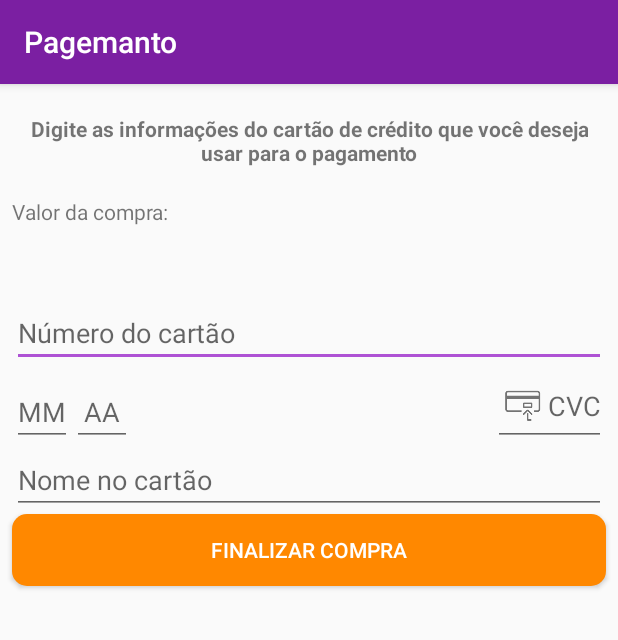
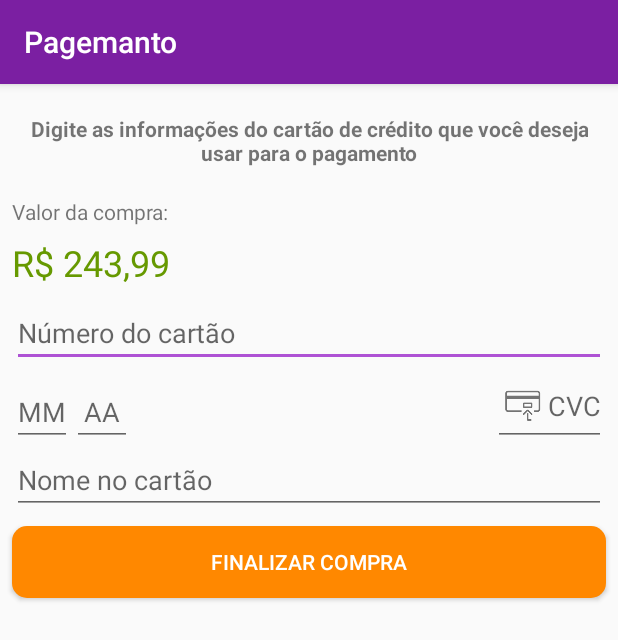
Before and after one commit to clacosta/layout-android-2, an Android app: the screen it shows after launch (PagamentoActivity), on a phone screen of 412 x 824 dp. Shown: the top 640 px of the screen. Run offline under Robolectric (Android 15) with nearby library versions, the phone set to English and light mode, and no system bars.

Commit message:
feet: 03 - 11 - Refatoração de código

```diff
--- a/app/src/main/java/br/com/alura/aluraviagens/ui/activity/PagamentoActivity.java
+++ b/app/src/main/java/br/com/alura/aluraviagens/ui/activity/PagamentoActivity.java
@@ -32,7 +32,7 @@ public class PagamentoActivity extends AppCompatActivity {
     }
 
     private void mostraPreco(Pacote pacote) {
-        TextView preco = findViewById(R.id.resumo_pacote_preco);
+        TextView preco = findViewById(R.id.pagamento_preco_pacote);
         String moedaBrasileira = MoedaUtil.formataParaBrasileira(pacote.getPreco());
         preco.setText(moedaBrasileira);
     }
--- a/app/src/main/res/layout/activity_pagamento.xml
+++ b/app/src/main/res/layout/activity_pagamento.xml
@@ -3,21 +3,16 @@
     xmlns:app="http://schemas.android.com/apk/res-auto"
     xmlns:tools="http://schemas.android.com/tools"
     android:layout_width="match_parent"
-    android:layout_height="match_parent"
-    tools:context=".ui.activity.PagamentoActivity">
+    android:layout_height="match_parent">
 
     <TextView
         android:id="@+id/pagamento_orientacao"
         android:layout_width="0dp"
         android:layout_height="wrap_content"
-        android:layout_marginStart="20dp"
-        android:layout_marginTop="20dp"
-        android:layout_marginEnd="20dp"
-        android:layout_marginBottom="20dp"
-        android:text="Digite as informações do cartão de crédito que você deseja usar para o pagamento"
+        android:layout_margin="20dp"
+        android:text="@string/orientacao_pagamento"
         android:textAlignment="center"
         android:textStyle="bold"
-        app:layout_constraintBottom_toBottomOf="parent"
         app:layout_constraintEnd_toEndOf="parent"
         app:layout_constraintStart_toStartOf="parent"
         app:layout_constraintTop_toTopOf="parent"
@@ -28,8 +23,9 @@
         android:layout_width="wrap_content"
         android:layout_height="wrap_content"
         android:layout_marginStart="8dp"
+        android:layout_marginEnd="8dp"
         android:layout_marginTop="20dp"
-        android:text="Valor da compra:"
+        android:text="@string/valor_da_compra"
         app:layout_constraintStart_toStartOf="parent"
         app:layout_constraintTop_toBottomOf="@+id/pagamento_orientacao"/>
 
@@ -48,37 +44,38 @@
         android:id="@+id/pagamento_numero_cartao"
         android:layout_width="0dp"
         android:layout_height="wrap_content"
-        android:layout_marginStart="8dp"
-        android:layout_marginTop="8dp"
-        android:layout_marginEnd="8dp"
-        android:hint="Número do cartão"
+        android:layout_margin="8dp"
+        android:hint="@string/numero_do_cartao"
         android:maxLength="12"
         android:inputType="number"
         app:layout_constraintEnd_toEndOf="parent"
         app:layout_constraintStart_toStartOf="parent"
-        app:layout_constraintTop_toBottomOf="@+id/pagamento_preco_pacote"/>
+        app:layout_constraintTop_toBottomOf="@+id/pagamento_preco_pacote"
+        android:importantForAutofill="no" />
 
     <EditText
         android:id="@+id/pagamento_mes_cartao"
         android:layout_width="40dp"
         android:layout_height="wrap_content"
-        android:hint="MM"
+        android:hint="@string/mes_cartao"
         android:inputType="number"
         android:maxLength="2"
         android:textAlignment="center"
         app:layout_constraintBottom_toBottomOf="@+id/pagamento_cvc_cartao"
-        app:layout_constraintStart_toStartOf="@id/pagamento_numero_cartao"/>
+        app:layout_constraintStart_toStartOf="@id/pagamento_numero_cartao"
+        android:importantForAutofill="no" />
 
     <EditText
         android:id="@+id/pagamento_ano_cartao"
         android:layout_width="40dp"
         android:layout_height="wrap_content"
-        android:hint="AA"
+        android:hint="@string/ano_cartao"
         android:inputType="number"
         android:maxLength="2"
         android:textAlignment="center"
         app:layout_constraintBottom_toBottomOf="@+id/pagamento_cvc_cartao"
-        app:layout_constraintStart_toEndOf="@id/pagamento_mes_cartao"/>
+        app:layout_constraintStart_toEndOf="@id/pagamento_mes_cartao"
+        android:importantForAutofill="no" />
 
     <EditText
         android:id="@+id/pagamento_cvc_cartao"
@@ -88,9 +85,10 @@
         app:layout_constraintEnd_toEndOf="@id/pagamento_numero_cartao"
         android:inputType="number"
         android:maxLength="3"
-        android:hint="CVC"
+        android:hint="@string/cvc_cartao"
         android:textAlignment="center"
-        android:drawableLeft="@drawable/ic_cvc_cartao_de_credito"/>
+        android:drawableStart="@drawable/ic_cvc_cartao_de_credito"
+        android:importantForAutofill="no" />
 
     <EditText
         android:id="@+id/pagamento_nome_no_cartao"
@@ -100,20 +98,21 @@
         app:layout_constraintStart_toStartOf="@+id/pagamento_numero_cartao"
         app:layout_constraintTop_toBottomOf="@+id/pagamento_cvc_cartao"
         android:inputType="text"
-        android:digits="abcdefghijklmnopqrstuvwxyzçABCDEFGHIJKLMNOPQRSTUVWXYZÇ "
-        android:hint="Nome no cartão"/>
+        android:digits="@string/mascara_para_nome_no_cartao"
+        android:hint="@string/nome_no_cartao"
+        android:importantForAutofill="no" />
 
     <Button
         android:id="@+id/pagamento_botao_finaliza_compra"
         android:layout_width="0dp"
         android:layout_height="wrap_content"
+        android:layout_marginTop="8dp"
         android:background="@drawable/botao_arredondado_laranja"
-        android:text="Finalizar compra"
+        android:text="@string/finalizar_compra"
         android:textColor="@android:color/white"
         app:layout_constraintEnd_toEndOf="@+id/pagamento_nome_no_cartao"
         app:layout_constraintHorizontal_bias="0.0"
         app:layout_constraintStart_toStartOf="@+id/pagamento_nome_no_cartao"
         app:layout_constraintTop_toBottomOf="@+id/pagamento_nome_no_cartao" />
 
-
 </android.support.constraint.ConstraintLayout>
--- a/app/src/main/res/values/strings.xml
+++ b/app/src/main/res/values/strings.xml
@@ -6,4 +6,13 @@
     <string name="preco_final">Preço final:</string>
     <string name="realizar_pagamento">Realizar pagamento</string>
     <string name="imagem_do_pacote">Imagem do pacote</string>
+    <string name="mascara_para_nome_no_cartao">abcdefghijklmnopqrstuvwxyzçABCDEFGHIJKLMNOPQRSTUVWXYZÇ\u0020</string>
+    <string name="orientacao_pagamento">Digite as informações do cartão de crédito que você deseja usar para o pagamento</string>
+    <string name="valor_da_compra">Valor da compra:</string>
+    <string name="numero_do_cartao">Número do cartão</string>
+    <string name="ano_cartao">AA</string>
+    <string name="cvc_cartao">CVC</string>
+    <string name="nome_no_cartao">Nome no cartão</string>
+    <string name="finalizar_compra">Finalizar compra</string>
+    <string name="mes_cartao">MM</string>
 </resources>
```
